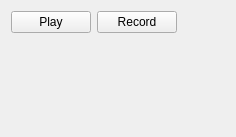
Before: the Qt Designer form src/editor/audiowidget.ui in KDE/parley, drawn with Qt 5.
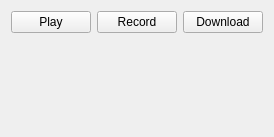
After: the same form once the commit is applied. Custom widgets are drawn as their Qt base class.

Commit message:
Implement sound download via trans
Right now no wikidata support is available yet, so fall back to
computer generated outputs.

```diff
--- a/src/editor/audiowidget.ui
+++ b/src/editor/audiowidget.ui
@@ -26,6 +26,16 @@
        </property>
       </widget>
      </item>
+     <item>
+      <widget class="QPushButton" name="downloadButton">
+       <property name="toolTip">
+        <string>Download audio file with webservice</string>
+       </property>
+       <property name="text">
+        <string>Download</string>
+       </property>
+      </widget>
+     </item>
      <item>
       <spacer>
        <property name="orientation" >
```
Left out of the diff: 30 changed lines with no effect on the pictures. The commit also changes 6 other files.
